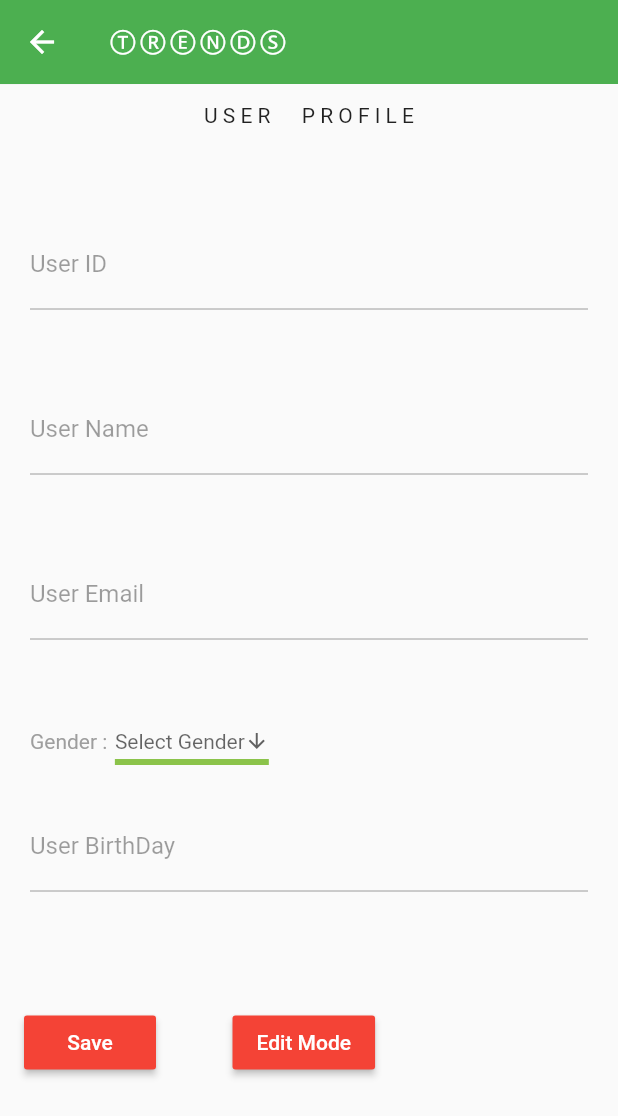
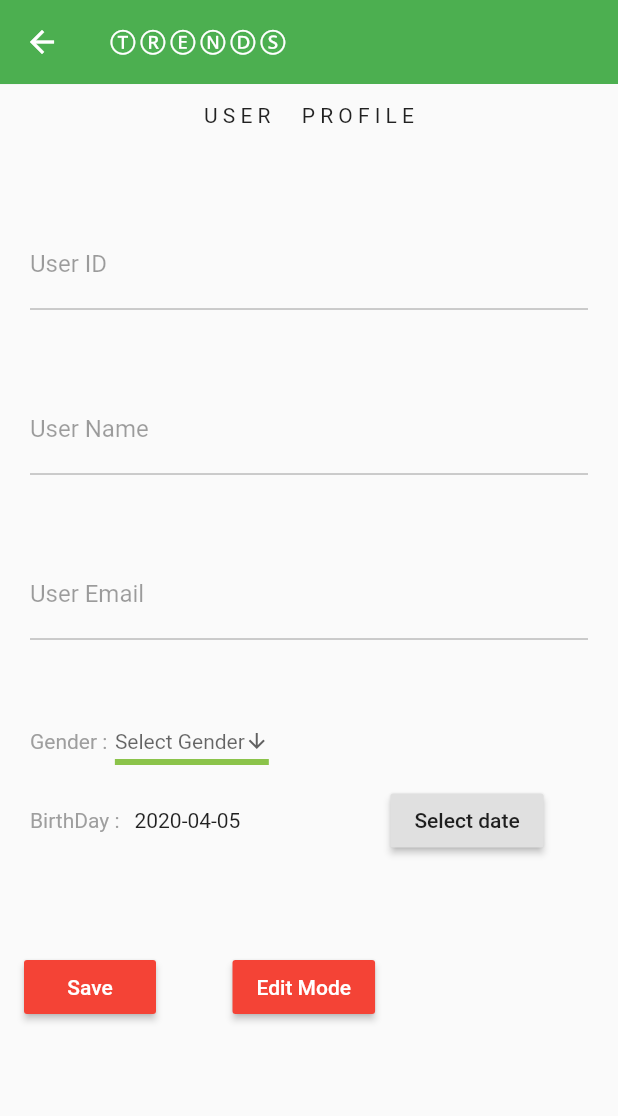
Before and after one commit to CharithBK/E_Shop, a Flutter app: the Profile screen opened directly with empty values, after a tap on "Save", on a phone screen of 412 x 824 dp. Shown: the top 1116 px of the screen. Run offline on Flutter 3.47's test engine with Material 2 defaults, Android fonts, the phone set to English and light mode, and no system bars; our stand-ins replace carousel_pro, dio, email_validator, flutter_typeahead, fluttertoast, image_picker; missing offline and left inert: sweetalert.

Commit message:
user_details

```diff
--- a/lib/pages/profile.dart
+++ b/lib/pages/profile.dart
@@ -19,14 +19,16 @@ class _ProfileState extends State<Profile> {
   String dropdownGender;
 
   _ProfileState(this.uname);
+
   bool _isEnabled = false;
   GlobalKey<FormState> _formKey = GlobalKey<FormState>();
   TextEditingController userIdController = TextEditingController();
   TextEditingController userNameController = TextEditingController();
   TextEditingController userEmailController = TextEditingController();
   TextEditingController userBdayController = TextEditingController();
+  DateTime selectedDate = DateTime.now();
 
-  Future<List<Map<String, dynamic>>> getCardDetails() async {
+  Future<List<Map<String, dynamic>>> getUserDetails() async {
     final response = await http.post(
         "https://etrendsapp.000webhostapp.com/getCard_Details.php",
         body: {
@@ -35,16 +37,18 @@ class _ProfileState extends State<Profile> {
     var datausers = json.decode(response.body);
     for (var data in datausers) {
       Map<String, dynamic> myObject = {
-        "name": data['name'],
-        "card_number": data['card_number'],
-        "card_date": data['card_date'],
-        "security_code": data['security_code'],
+        "id": data['id'],
+        "username": data['username'],
+        "email": data['email'],
+        "gender": data['gender'],
+        "bDay": data['bDay'],
       };
       print(uname);
-      print(data['name']);
-      print(data['card_number']);
-      print(data['card_date']);
-      print(data['security_code']);
+      print(data['id']);
+      print(data['username']);
+      print(data['email']);
+      print(data['gender']);
+      print(data['bDay']);
     }
     setState(() {
       userIdController.text = datausers[0]['name'];
@@ -54,9 +58,20 @@ class _ProfileState extends State<Profile> {
     });
   }
 
+  Future<Null> _selectDate(BuildContext context) async {
+    final DateTime picked = await showDatePicker(
+        context: context,
+        initialDate: selectedDate,
+        firstDate: DateTime(2015, 8),
+        lastDate: DateTime(2101));
+    if (picked != null && picked != selectedDate)
+      setState(() {
+        selectedDate = picked;
+      });
+  }
+
   @override
   Widget build(BuildContext context) {
-
     return Scaffold(
       appBar: new AppBar(
         elevation: 0.1,
@@ -98,8 +113,6 @@ class _ProfileState extends State<Profile> {
                     },
                   ),
                 ),
-
-
                 SizedBox(height: 5.0),
                 Padding(
                   padding: const EdgeInsets.all(12.0),
@@ -172,20 +185,24 @@ class _ProfileState extends State<Profile> {
                   ],
                 ),
                 SizedBox(height: 5.0),
+                Row(
+                  children: <Widget>[
                     Padding(
-                  padding: const EdgeInsets.all(12.0),
-                  child: TextFormField(
-                    enabled: _isEnabled,
-                    controller: userBdayController,
-                    decoration: InputDecoration(
-                        labelText: 'User BirthDay ', hintText: 'BDay'),
-                    // ignore: missing_return
-                    validator: (value) {
-                      if (value.isEmpty) {
-                        return 'You must enter the BirthDay *';
-                      }
-                    },
+                      padding: const EdgeInsets.fromLTRB(12.0, 5.0, 5.0, 5.0),
+                      child: new Text("BirthDay :",
+                          style: TextStyle(color: Colors.grey)),
                     ),
+                    SizedBox(width: 5.0),
+                    Text("${selectedDate.toLocal()}".split(' ')[0]),
+                    SizedBox(width: 100.0),
+                    RaisedButton(
+                      onPressed: () => _selectDate(context),
+                      child: Text('Select date'),
+                    ),
+                  ],
+                ),
+                SizedBox(
+                  height: 20.0,
                 ),
                 SizedBox(height: 35.0),
                 new Row(
@@ -217,13 +234,11 @@ class _ProfileState extends State<Profile> {
                         onPressed: () {
                           setState(() {
                             _isEnabled = !_isEnabled;
-                           if(_isEnabled == true) {
+                            if (_isEnabled == true) {
                               Fluttertoast.showToast(msg: 'Edit On');
-                           }
-                           else {
+                            } else {
                               Fluttertoast.showToast(msg: 'Edit Off');
                             }
-
                           });
                         },
 //                        () {
```
Lines whose indentation alone changed are shown as unchanged.
